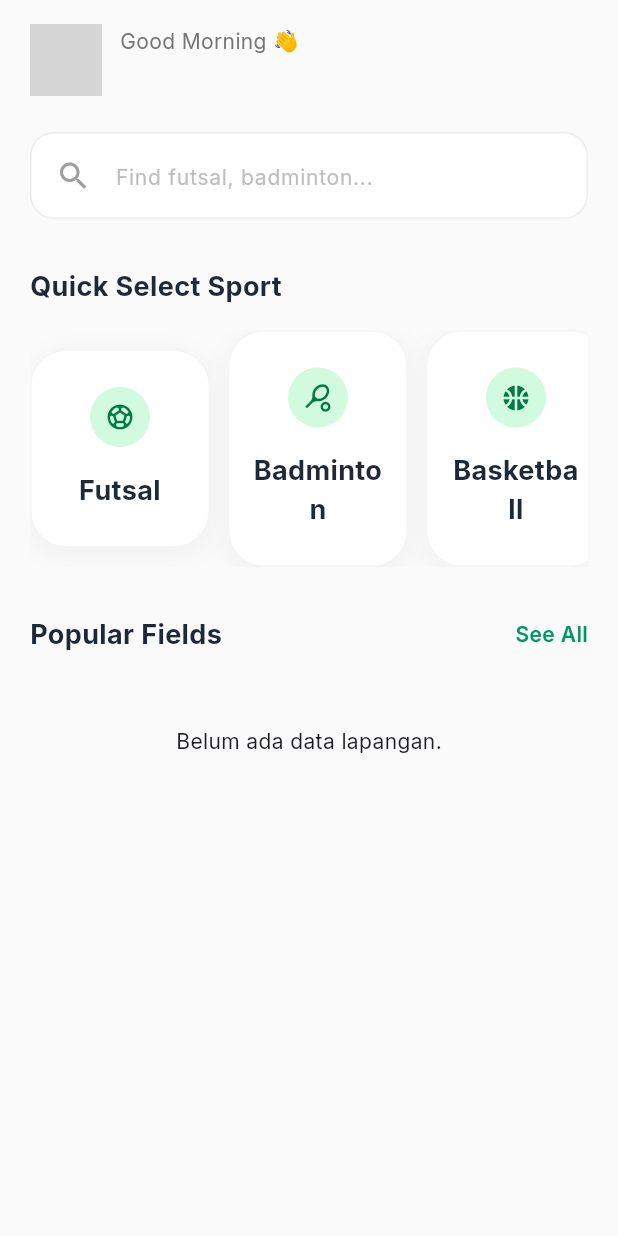
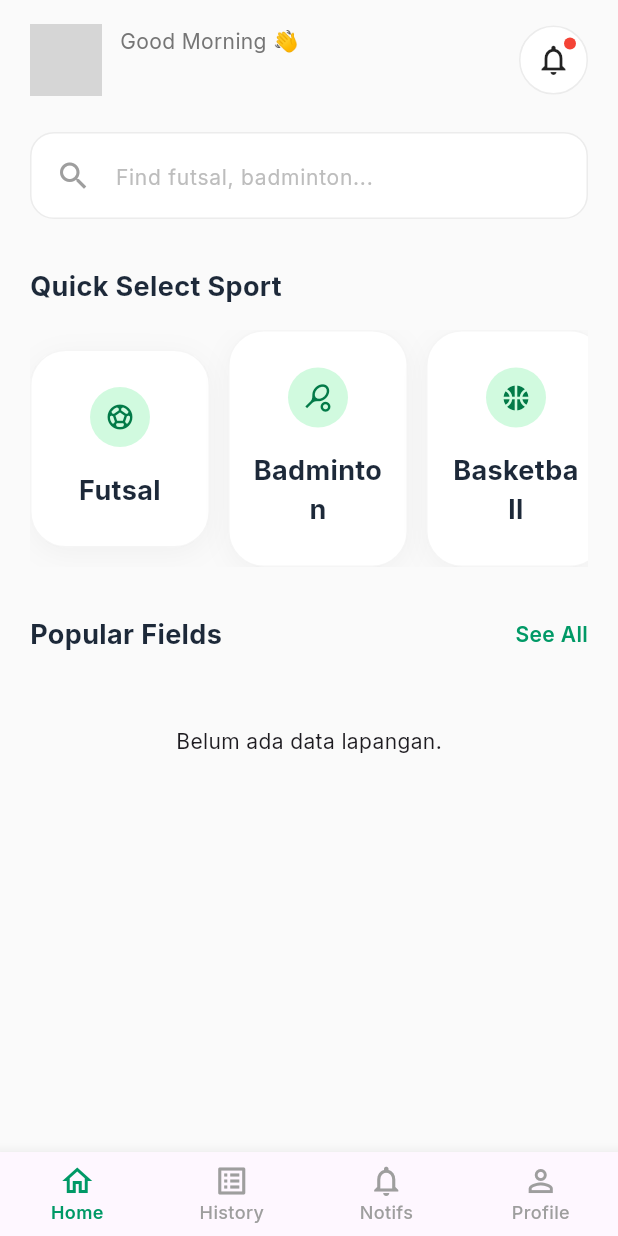
Before and after one commit to ivnmhdka/mycourt-app, a Flutter app: the AppDashboardView screen opened by its route, on a phone screen of 412 x 824 dp. Run offline on Flutter 3.47's test engine with Material 3 defaults, Android fonts, the phone set to English and light mode, and no system bars; our stand-ins replace cloud_firestore, firebase_auth, firebase_core, get, google_fonts; accounts and stored records are empty; network calls fail; grey boxes are pictures that could not be loaded.

Commit message:
fix: Dashboard

```diff
--- a/lib/app/modules/AppDashboard/views/app_dashboard_view.dart
+++ b/lib/app/modules/AppDashboard/views/app_dashboard_view.dart
@@ -1,7 +1,6 @@
 import 'package:flutter/material.dart';
 import 'package:google_fonts/google_fonts.dart';
 import 'package:get/get.dart';
-import 'package:mycourt/app/modules/history/views/history_view.dart';
 import 'package:mycourt/app/modules/profile/views/profile_view.dart';
 import 'package:mycourt/widgets/feature_card.dart';
 import 'package:mycourt/widgets/popular_field_card.dart';
@@ -15,49 +14,49 @@ class AppDashboardView extends GetView<AppDashboardController> {
   Widget build(BuildContext context) {
     final List<Widget> tabs = [
       _buildHomeTab(),
-      const HistoryView(),
+      const Center(child: Text("Halaman History")),
       const Center(child: Text("Halaman Notifs")),
       const ProfileView(),
     ];
 
     return Scaffold(
       backgroundColor: const Color(0xFFFAFAFA),
-      // bottomNavigationBar: Obx(
-      //   () => BottomNavigationBar(
-      //     currentIndex: controller.selectedIndex.value,
-      //     onTap: controller.changeTabIndex,
-      //     type: BottomNavigationBarType.fixed,
-      //     selectedItemColor: const Color(0xFF009966),
-      //     unselectedItemColor: Colors.grey,
-      //     showUnselectedLabels: true,
-      //     selectedLabelStyle: GoogleFonts.inter(
-      //       fontSize: 12,
-      //       fontWeight: FontWeight.w600,
-      //     ),
-      //     unselectedLabelStyle: GoogleFonts.inter(
-      //       fontSize: 12,
-      //       fontWeight: FontWeight.w500,
-      //     ),
-      //     items: const [
-      //       BottomNavigationBarItem(
-      //         icon: Icon(Icons.home_outlined),
-      //         label: 'Home',
-      //       ),
-      //       BottomNavigationBarItem(
-      //         icon: Icon(Icons.list_alt_outlined),
-      //         label: 'History',
-      //       ),
-      //       BottomNavigationBarItem(
-      //         icon: Icon(Icons.notifications_none_outlined),
-      //         label: 'Notifs',
-      //       ),
-      //       BottomNavigationBarItem(
-      //         icon: Icon(Icons.person_outline),
-      //         label: 'Profile',
-      //       ),
-      //     ],
-      //   ),
-      // ),
+      bottomNavigationBar: Obx(
+        () => BottomNavigationBar(
+          currentIndex: controller.selectedIndex.value,
+          onTap: controller.changeTabIndex,
+          type: BottomNavigationBarType.fixed,
+          selectedItemColor: const Color(0xFF009966),
+          unselectedItemColor: Colors.grey,
+          showUnselectedLabels: true,
+          selectedLabelStyle: GoogleFonts.inter(
+            fontSize: 12,
+            fontWeight: FontWeight.w600,
+          ),
+          unselectedLabelStyle: GoogleFonts.inter(
+            fontSize: 12,
+            fontWeight: FontWeight.w500,
+          ),
+          items: const [
+            BottomNavigationBarItem(
+              icon: Icon(Icons.home_outlined),
+              label: 'Home',
+            ),
+            BottomNavigationBarItem(
+              icon: Icon(Icons.list_alt_outlined),
+              label: 'History',
+            ),
+            BottomNavigationBarItem(
+              icon: Icon(Icons.notifications_none_outlined),
+              label: 'Notifs',
+            ),
+            BottomNavigationBarItem(
+              icon: Icon(Icons.person_outline),
+              label: 'Profile',
+            ),
+          ],
+        ),
+      ),
       body: Obx(() => tabs[controller.selectedIndex.value]),
     );
   }
@@ -79,15 +78,10 @@ class AppDashboardView extends GetView<AppDashboardController> {
                 children: [
                   Row(
                     children: [
-                      GestureDetector(
-                        onTap: () {
-                          Get.to(() => Get.toNamed('/profile'));
-                        },
-                        child: const CircleAvatar(
-                          radius: 24,
-                          backgroundImage: NetworkImage(
-                            'https://images.unsplash.com/photo-1506794778202-cad84cf45f1d?q=80&w=300&auto=format&fit=crop',
-                          ),
+                      const CircleAvatar(
+                        radius: 24,
+                        backgroundImage: NetworkImage(
+                          'https://images.unsplash.com/photo-1506794778202-cad84cf45f1d?q=80&w=300&auto=format&fit=crop',
                         ),
                       ),
                       const SizedBox(width: 12),
@@ -113,6 +107,36 @@ class AppDashboardView extends GetView<AppDashboardController> {
                             ),
                           ),
                         ],
+                      ),
+                    ],
+                  ),
+                  Stack(
+                    children: [
+                      Container(
+                        padding: const EdgeInsets.all(10),
+                        decoration: BoxDecoration(
+                          color: Colors.white,
+                          shape: BoxShape.circle,
+                          border: Border.all(
+                            color: Colors.grey.withOpacity(0.2),
+                          ),
+                        ),
+                        child: const Icon(
+                          Icons.notifications_none,
+                          color: Colors.black87,
+                        ),
+                      ),
+                      Positioned(
+                        right: 8,
+                        top: 8,
+                        child: Container(
+                          width: 8,
+                          height: 8,
+                          decoration: const BoxDecoration(
+                            color: Colors.red,
+                            shape: BoxShape.circle,
+                          ),
+                        ),
                       ),
                     ],
                   ),
```
